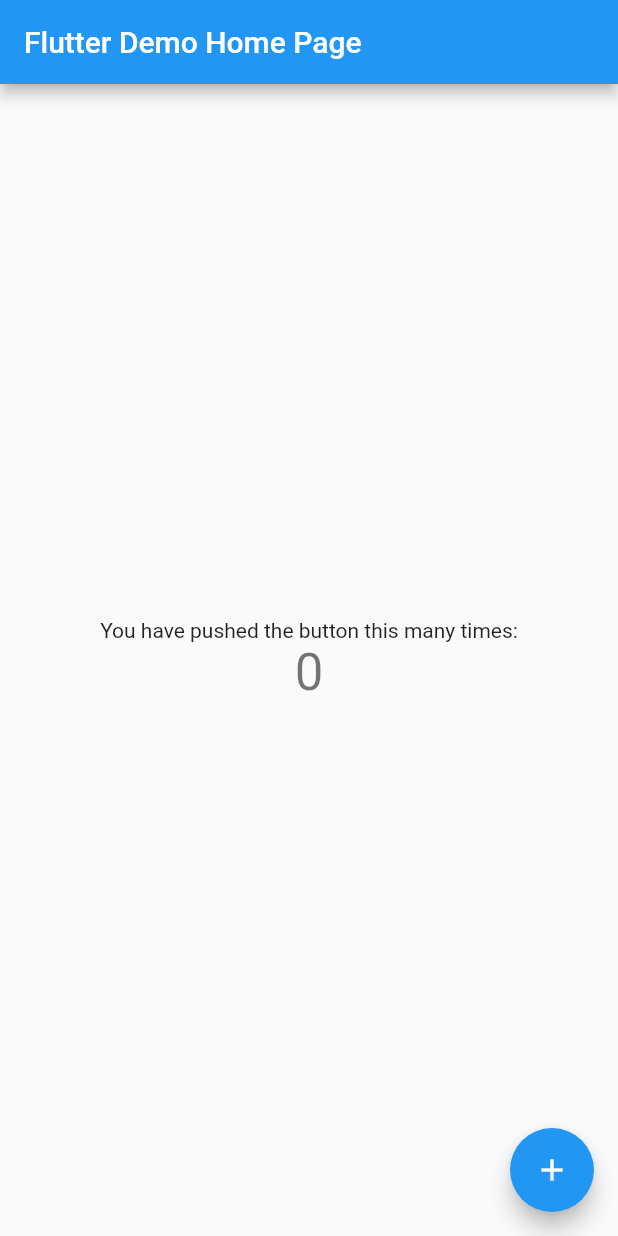
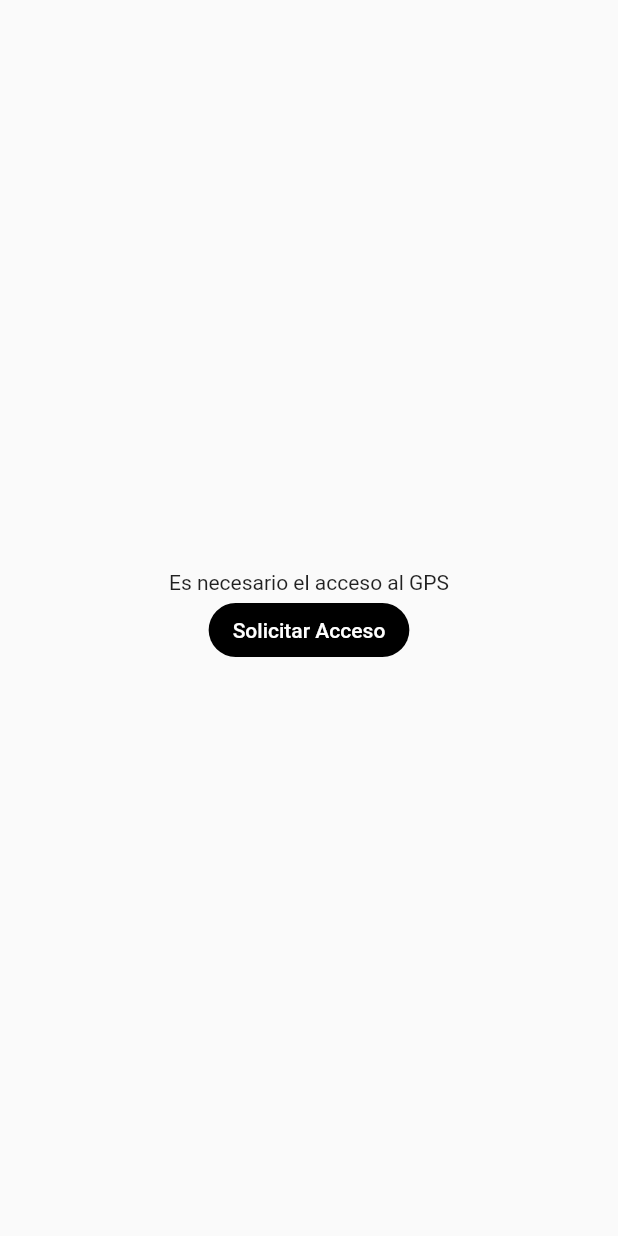
Before and after one commit to xavieracostapolo/maps_app_sample, a Flutter app: the screen it shows after launch, on a phone screen of 412 x 824 dp. Run offline on Flutter 3.47's test engine with Material 2 defaults, Android fonts, the phone set to English and light mode, and no system bars.

Commit message:
Agregar estructura de carpetas y pantalla de solicitar permisos

```diff
--- a/maps_app_sample/lib/main.dart
+++ b/maps_app_sample/lib/main.dart
@@ -1,115 +1,17 @@
 import 'package:flutter/material.dart';
+import 'package:maps_app_sample/screens/screens.dart';
 
-void main() {
-  runApp(const MyApp());
-}
+void main() => runApp(const MapsApp());
 
-class MyApp extends StatelessWidget {
-  const MyApp({super.key});
+class MapsApp extends StatelessWidget {
+  const MapsApp({super.key});
 
-  // This widget is the root of your application.
   @override
   Widget build(BuildContext context) {
-    return MaterialApp(
-      title: 'Flutter Demo',
-      theme: ThemeData(
-        // This is the theme of your application.
-        //
-        // Try running your application with "flutter run". You'll see the
-        // application has a blue toolbar. Then, without quitting the app, try
-        // changing the primarySwatch below to Colors.green and then invoke
-        // "hot reload" (press "r" in the console where you ran "flutter run",
-        // or simply save your changes to "hot reload" in a Flutter IDE).
-        // Notice that the counter didn't reset back to zero; the application
-        // is not restarted.
-        primarySwatch: Colors.blue,
-      ),
-      home: const MyHomePage(title: 'Flutter Demo Home Page'),
+    return const MaterialApp(
+      debugShowCheckedModeBanner: false,
+      title: 'Maps App...',
+      home: GpsAccessScreen()
     );
   }
 }
-
-class MyHomePage extends StatefulWidget {
-  const MyHomePage({super.key, required this.title});
-
-  // This widget is the home page of your application. It is stateful, meaning
-  // that it has a State object (defined below) that contains fields that affect
-  // how it looks.
-
-  // This class is the configuration for the state. It holds the values (in this
-  // case the title) provided by the parent (in this case the App widget) and
-  // used by the build method of the State. Fields in a Widget subclass are
-  // always marked "final".
-
-  final String title;
-
-  @override
-  State<MyHomePage> createState() => _MyHomePageState();
-}
-
-class _MyHomePageState extends State<MyHomePage> {
-  int _counter = 0;
-
-  void _incrementCounter() {
-    setState(() {
-      // This call to setState tells the Flutter framework that something has
-      // changed in this State, which causes it to rerun the build method below
-      // so that the display can reflect the updated values. If we changed
-      // _counter without calling setState(), then the build method would not be
-      // called again, and so nothing would appear to happen.
-      _counter++;
-    });
-  }
-
-  @override
-  Widget build(BuildContext context) {
-    // This method is rerun every time setState is called, for instance as done
-    // by the _incrementCounter method above.
-    //
-    // The Flutter framework has been optimized to make rerunning build methods
-    // fast, so that you can just rebuild anything that needs updating rather
-    // than having to individually change instances of widgets.
-    return Scaffold(
-      appBar: AppBar(
-        // Here we take the value from the MyHomePage object that was created by
-        // the App.build method, and use it to set our appbar title.
-        title: Text(widget.title),
-      ),
-      body: Center(
-        // Center is a layout widget. It takes a single child and positions it
-        // in the middle of the parent.
-        child: Column(
-          // Column is also a layout widget. It takes a list of children and
-          // arranges them vertically. By default, it sizes itself to fit its
-          // children horizontally, and tries to be as tall as its parent.
-          //
-          // Invoke "debug painting" (press "p" in the console, choose the
-          // "Toggle Debug Paint" action from the Flutter Inspector in Android
-          // Studio, or the "Toggle Debug Paint" command in Visual Studio Code)
-          // to see the wireframe for each widget.
-          //
-          // Column has various properties to control how it sizes itself and
-          // how it positions its children. Here we use mainAxisAlignment to
-          // center the children vertically; the main axis here is the vertical
-          // axis because Columns are vertical (the cross axis would be
-          // horizontal).
-          mainAxisAlignment: MainAxisAlignment.center,
-          children: <Widget>[
-            const Text(
-              'You have pushed the button this many times:',
-            ),
-            Text(
-              '$_counter',
-              style: Theme.of(context).textTheme.headline4,
-            ),
-          ],
-        ),
-      ),
-      floatingActionButton: FloatingActionButton(
-        onPressed: _incrementCounter,
-        tooltip: 'Increment',
-        child: const Icon(Icons.add),
-      ), // This trailing comma makes auto-formatting nicer for build methods.
-    );
-  }
-}
--- /dev/null
+++ b/maps_app_sample/lib/screens/gps_access_screen.dart
@@ -0,0 +1,54 @@
+import 'package:flutter/material.dart';
+
+class GpsAccessScreen extends StatelessWidget {
+  const GpsAccessScreen({Key? key}) : super(key: key);
+
+  @override
+  Widget build(BuildContext context) {
+    return const Scaffold(
+      body: Center(child: _AccessButton()),
+    );
+  }
+}
+
+class _AccessButton extends StatelessWidget {
+  const _AccessButton({
+    Key? key,
+  }) : super(key: key);
+
+  @override
+  Widget build(BuildContext context) {
+    return Column(
+      mainAxisAlignment: MainAxisAlignment.center,
+      children: [
+        const Text('Es necesario el acceso al GPS'),
+        MaterialButton(
+            color: Colors.black,
+            shape: const StadiumBorder(),
+            elevation: 0,
+            splashColor: Colors.transparent,
+            onPressed: (() {
+              // TODO: Por hacer
+            }),
+            child: const Text(
+              'Solicitar Acceso',
+              style: TextStyle(color: Colors.white),
+            ))
+      ],
+    );
+  }
+}
+
+class _EnabledGpsMessage extends StatelessWidget {
+  const _EnabledGpsMessage({
+    Key? key,
+  }) : super(key: key);
+
+  @override
+  Widget build(BuildContext context) {
+    return const Text(
+      'Debe habilitar el GPS',
+      style: TextStyle(fontSize: 25, fontWeight: FontWeight.w300),
+    );
+  }
+}
--- /dev/null
+++ b/maps_app_sample/lib/screens/screens.dart
@@ -0,0 +1,3 @@
+export 'gps_access_screen.dart';
+export 'loading_screen.dart';
+export 'map_screen.dart';
```
Also changed, not shown: maps_app_sample/lib/screens/loading_screen.dart (added, +14 -0 lines), maps_app_sample/lib/screens/map_screen.dart (added, +16 -0 lines), maps_app_sample/pubspec.yaml (+5 -12 lines), maps_app_sample/pubspec.lock, 1 other file.
